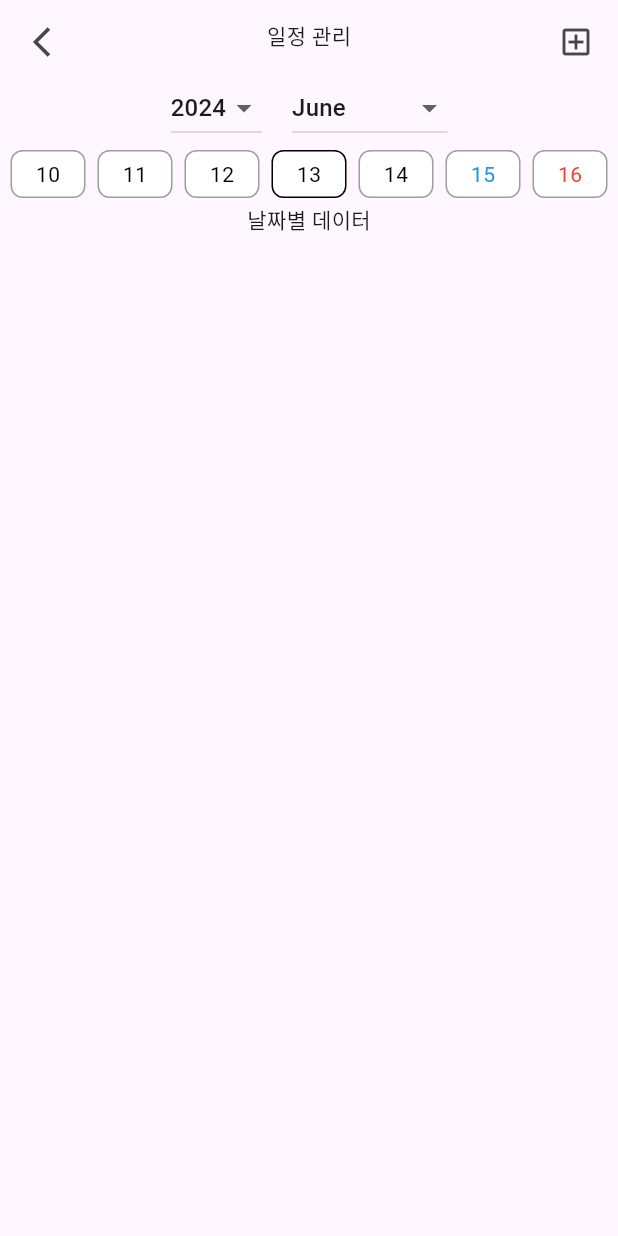
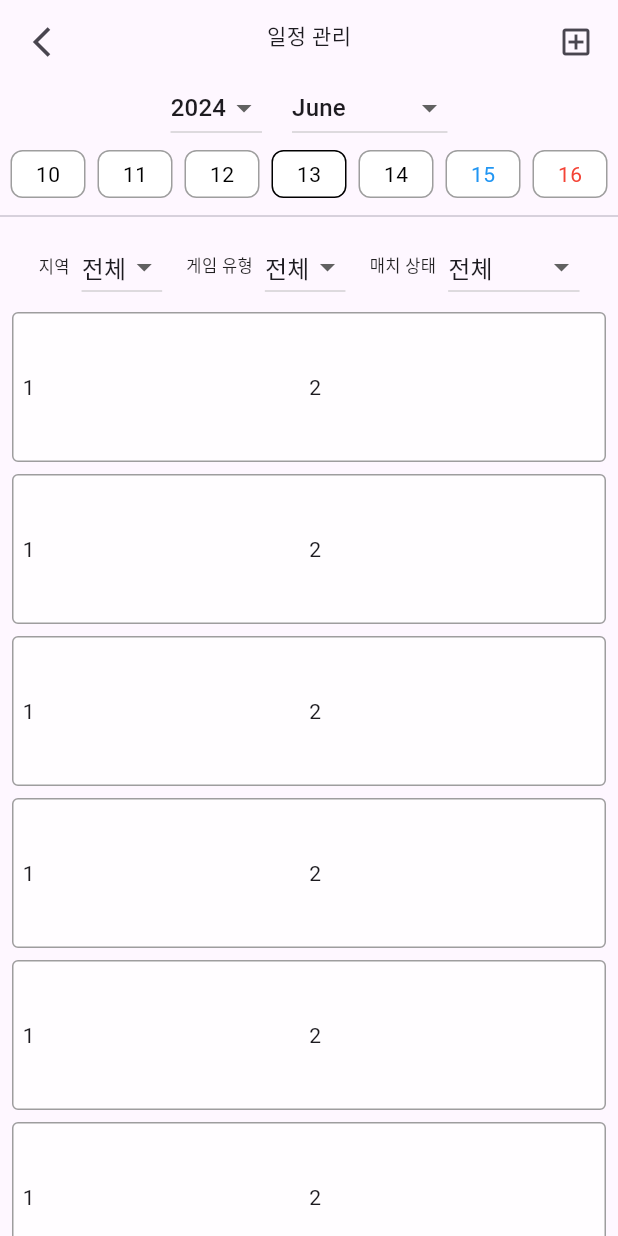
Before and after one commit to shinel94/flutter-study, a Flutter app: the screen it shows after launch, after a tap on "일정 관리 화면", on a phone screen of 412 x 824 dp. Run offline on Flutter 3.47's test engine with Material 3 defaults, Android fonts, the phone set to English and light mode, and no system bars; our stand-ins replace drift; accounts and stored records are empty.

Commit message:
add scheuld list item and dropdown filter

```diff
--- a/lib/component/day_selecter.dart
+++ b/lib/component/day_selecter.dart
@@ -20,13 +20,22 @@ class _DaySelecterState extends State<DaySelecter> {
 
   void scrollToSelectedDate() {
     if (scrollController.hasClients) {
-      final index = widget.selectedDate.day - 1;
+      int index = widget.selectedDate.day - 1;
       final screenWidth = MediaQuery.of(context).size.width;
-      final itemWidth = 58.0; // 각 아이템의 폭
+      const itemWidth = 58.0; // 각 아이템의 폭
+      final daysInMonth = DateUtils.getDaysInMonth(
+          widget.selectedDate.year, widget.selectedDate.month);
+      final maximumCenterIndex = (screenWidth / itemWidth) / 2;
+
+      if (daysInMonth - widget.selectedDate.day <= maximumCenterIndex) {
+        index = daysInMonth - maximumCenterIndex.ceil();
+      }
       final targetScrollOffset =
           index * itemWidth - screenWidth / 2 + itemWidth / 2;
       if (targetScrollOffset > 0) {
         scrollController.jumpTo(targetScrollOffset);
+      } else {
+        scrollController.jumpTo(0);
       }
     }
   }
--- /dev/null
+++ b/lib/component/schedule_item_filter.dart
@@ -0,0 +1,48 @@
+import 'package:flutter/material.dart';
+import 'package:ui_practice/definition/callback.dart';
+
+class DropdownFilter extends StatelessWidget {
+  final String label;
+  final int selectedIdx;
+  final DropdownSelectCallback dropdownSelectCallback;
+  final List<String> dropDownItemList;
+
+  const DropdownFilter({
+    required this.label,
+    required this.selectedIdx,
+    required this.dropdownSelectCallback,
+    required this.dropDownItemList,
+    super.key,
+  });
+
+  @override
+  Widget build(BuildContext context) {
+    return Row(
+      crossAxisAlignment: CrossAxisAlignment.center,
+      children: [
+        Text(
+          label,
+          style: TextStyle(color: Colors.black87, fontSize: 11.0),
+        ),
+        SizedBox(
+          width: 8.0,
+        ),
+        DropdownButton<int>(
+          value: selectedIdx,
+          items: [
+            for (var i = 0; i < dropDownItemList.length; i++)
+              DropdownMenuItem(
+                value: i,
+                child: Text(dropDownItemList[i]),
+              )
+          ],
+          onChanged: (value) {
+            if (value != null) {
+              dropdownSelectCallback(value);
+            }
+          },
+        ),
+      ],
+    );
+  }
+}
--- a/lib/definition/callback.dart
+++ b/lib/definition/callback.dart
@@ -1 +1,2 @@
 typedef DateTimeCallback = void Function(DateTime);
+typedef DropdownSelectCallback = void Function(int);
--- /dev/null
+++ b/lib/definition/selecter_option.dart
@@ -0,0 +1,27 @@
+const LOCATION_SELECTER_OPTION_LIST = [
+  "전체",
+  "서울",
+  "경기",
+  "충청",
+  "강원",
+  "전라",
+  "경상",
+  "제주",
+];
+const GAME_TYPE_SELECTER_OPTION_LIST = [
+  "전체",
+  "혼복",
+  "남복",
+  "여복",
+  "단식",
+  "랠리",
+];
+
+const MATCH_STATUS_SELECTER_OPTION_LIST = [
+  "전체",
+  "모집 중",
+  "마감 임박",
+  "인원 마감",
+  "진행 중",
+  "종료"
+];
--- a/lib/model/schedule.dart
+++ b/lib/model/schedule.dart
@@ -8,4 +8,5 @@ class Schedule extends Table {
   IntColumn get startTime => integer()();
   IntColumn get endTime => integer()();
   TextColumn get courtName => text()();
+  IntColumn get gameType => integer()();
 }
--- /dev/null
+++ b/lib/model/schedule_item.dart
@@ -0,0 +1,77 @@
+import 'package:uuid/uuid.dart';
+
+class ScheduleItem {
+  final int id;
+  final String uuid;
+  final int courtId;
+  final String courtName;
+  final String courtImagePath;
+  final int gameType;
+  final int gameStartHour;
+  final int gameDurationMin;
+  final int requiredTotalCount;
+  final int requiredManCount;
+  final int requiredWomanCount;
+  final int totalCount;
+  final int manCount;
+  final int womanCount;
+
+  const ScheduleItem({
+    required this.id,
+    required this.uuid,
+    required this.courtId,
+    required this.courtName,
+    required this.courtImagePath,
+    required this.gameType,
+    required this.gameStartHour,
+    required this.gameDurationMin,
+    required this.requiredTotalCount,
+    required this.requiredManCount,
+    required this.requiredWomanCount,
+    required this.totalCount,
+    required this.manCount,
+    required this.womanCount,
+  });
+
+  static ScheduleItem fromResponse(Map<int, dynamic> response) {
+    return ScheduleItem(
+      id: response['id'],
+      uuid: response['uuid'],
+      courtId: response['court_id'],
+      courtName: response['court_name'],
+      courtImagePath: response['court_image_path'],
+      gameType: response['game_type'],
+      gameStartHour: response['game_start_hour'],
+      gameDurationMin: response['game_duration_min'],
+      requiredTotalCount: 4,
+      requiredManCount: 2,
+      requiredWomanCount: 2,
+      totalCount: 1,
+      manCount: 1,
+      womanCount: 0,
+    );
+  }
+
+  static List<ScheduleItem> getDummyData(int count) {
+    List<ScheduleItem> result = [];
+    for (int i = 0; i < count; i++) {
+      result.add(ScheduleItem(
+        id: i + 1,
+        uuid: Uuid().toString(),
+        courtId: i + 10,
+        courtName: 'Court $i',
+        courtImagePath: "",
+        gameType: i % 3,
+        gameStartHour: 10,
+        gameDurationMin: 120,
+        requiredTotalCount: 4,
+        requiredManCount: 2,
+        requiredWomanCount: 2,
+        totalCount: 1,
+        manCount: 1,
+        womanCount: 0,
+      ));
+    }
+    return result;
+  }
+}
--- a/lib/screen/scheduler_screen.dart
+++ b/lib/screen/scheduler_screen.dart
@@ -1,6 +1,9 @@
 import 'package:flutter/material.dart';
 import 'package:ui_practice/component/day_selecter.dart';
 import 'package:ui_practice/component/month_year_selecter.dart';
+import 'package:ui_practice/component/schedule_item_filter.dart';
+import 'package:ui_practice/definition/selecter_option.dart';
+import 'package:ui_practice/model/schedule_item.dart';
 
 class SchedulerScreen extends StatefulWidget {
   const SchedulerScreen({super.key});
@@ -11,10 +14,32 @@ class SchedulerScreen extends StatefulWidget {
 
 class _SchedulerScreenState extends State<SchedulerScreen> {
   DateTime selectedDate = DateTime.now();
+  List<ScheduleItem> scheduleItemList = ScheduleItem.getDummyData(3);
+  int selectedLocationIdx = 0;
+  int selectedGameTypeIdx = 0;
+  int selectedMatchStatusIdx = 0;
 
   void updateSelectedDate(DateTime date) {
     setState(() {
       selectedDate = date;
+    });
+  }
+
+  void updateLoationIdx(int idx) {
+    setState(() {
+      selectedLocationIdx = idx;
+    });
+  }
+
+  void updateGameTypeIdx(int idx) {
+    setState(() {
+      selectedGameTypeIdx = idx;
+    });
+  }
+
+  void updateMatchStatusIdx(int idx) {
+    setState(() {
+      selectedMatchStatusIdx = idx;
     });
   }
 
@@ -66,8 +91,72 @@ class _SchedulerScreenState extends State<SchedulerScreen> {
               ],
             ),
           ),
-          Container(
-            child: Text("날짜별 데이터"),
+          Divider(
+            thickness: 1,
+          ),
+          Padding(
+            padding:
+                const EdgeInsets.symmetric(horizontal: 12.0, vertical: 2.0),
+            child: SingleChildScrollView(
+              scrollDirection: Axis.horizontal,
+              child: Row(
+                children: [
+                  DropdownFilter(
+                    label: "지역",
+                    selectedIdx: selectedLocationIdx,
+                    dropdownSelectCallback: updateLoationIdx,
+                    dropDownItemList: LOCATION_SELECTER_OPTION_LIST,
+                  ),
+                  VerticalDivider(
+                    thickness: 1.0,
+                  ),
+                  DropdownFilter(
+                    label: "게임 유형",
+                    selectedIdx: selectedGameTypeIdx,
+                    dropdownSelectCallback: updateGameTypeIdx,
+                    dropDownItemList: GAME_TYPE_SELECTER_OPTION_LIST,
+                  ),
+                  VerticalDivider(
+                    thickness: 1.0,
+                  ),
+                  DropdownFilter(
+                    label: "매치 상태",
+                    selectedIdx: selectedMatchStatusIdx,
+                    dropdownSelectCallback: updateMatchStatusIdx,
+                    dropDownItemList: MATCH_STATUS_SELECTER_OPTION_LIST,
+                  ),
+                ],
+              ),
+            ),
+          ),
+          Expanded(
+            child: ListView.builder(
+              scrollDirection: Axis.vertical,
+              itemBuilder: (context, index) {
+                return Padding(
+                  padding: const EdgeInsets.symmetric(
+                      horizontal: 8.0, vertical: 4.0),
+                  child: Container(
+                    height: 100,
+                    padding: const EdgeInsets.all(6.0),
+                    decoration: BoxDecoration(
+                      border: Border.all(
+                        color: Colors.black38,
+                      ),
+                      borderRadius: BorderRadius.circular(4),
+                      color: Colors.white70,
+                    ),
+                    child: Row(
+                      children: [
+                        Expanded(child: Text('1')),
+                        Expanded(child: Text('2')),
+                      ],
+                    ),
+                  ),
+                );
+              },
+              itemCount: scheduleItemList.length * 10,
+            ),
           ),
         ],
       ),
--- a/pubspec.yaml
+++ b/pubspec.yaml
@@ -36,6 +36,7 @@ dependencies:
   cupertino_icons: ^1.0.6
   drift: ^2.18.0
   intl: ^0.19.0
+  uuid: ^4.4.0
 
 dev_dependencies:
   flutter_test:
```
Also changed, not shown: pubspec.lock.
